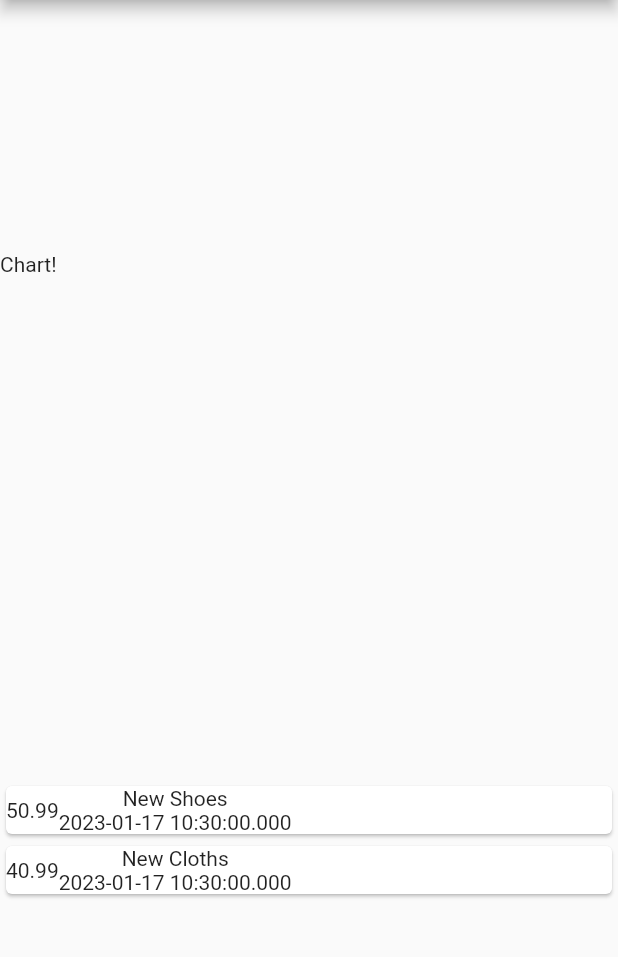
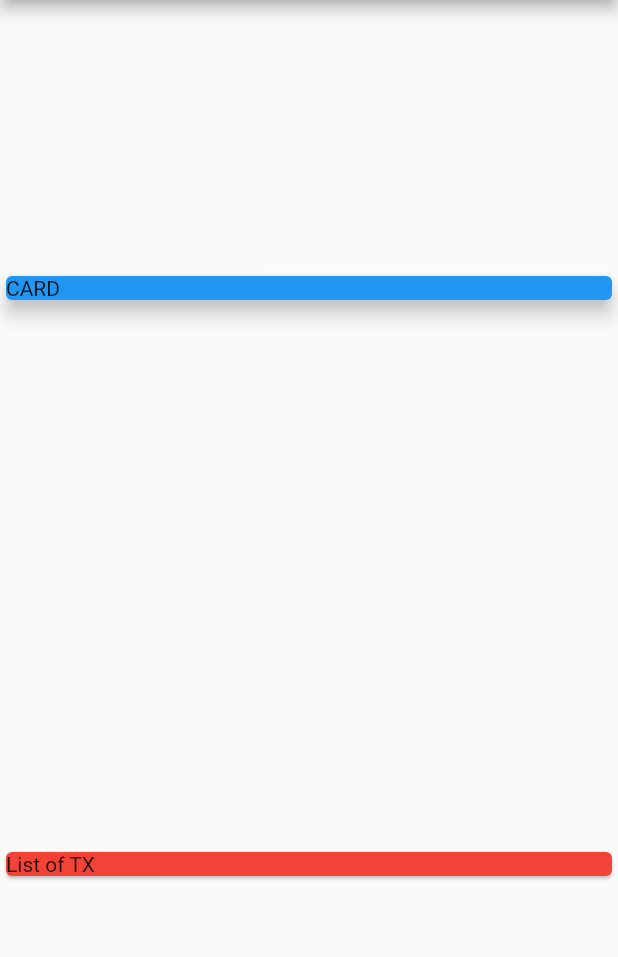
Before and after one commit to aritroo/expense_manager, a Flutter app: the screen it shows after launch, on a phone screen of 412 x 824 dp, the part 84-1041 px from its top. Run offline on Flutter 3.47's test engine with Material 2 defaults, Android fonts, the phone set to English and light mode, and no system bars.

```diff
--- a/analysis_options.yaml
+++ b/analysis_options.yaml
@@ -7,7 +7,7 @@
 
 # The following line activates a set of recommended lints for Flutter apps,
 # packages, and plugins designed to encourage good coding practices.
-include: package:flutter_lints/flutter.yaml
+#include: package:flutter_lints/flutter.yaml
 
 linter:
   # The lint rules applied to this project can be customized in the
@@ -24,6 +24,5 @@ linter:
   rules:
     # avoid_print: false  # Uncomment to disable the `avoid_print` rule
     # prefer_single_quotes: true  # Uncomment to enable the `prefer_single_quotes` rule
-
 # Additional information about this file can be found at
 # https://dart.dev/guides/language/analysis-options
--- a/lib/main.dart
+++ b/lib/main.dart
@@ -1,4 +1,3 @@
-import 'transaction.dart';
 import 'package:flutter/material.dart';
 
 void main() => runApp(MyApp());
@@ -8,19 +7,15 @@ class MyApp extends StatelessWidget {
   Widget build(BuildContext context) {
     return MaterialApp(
       debugShowCheckedModeBanner: false,
-      title: 'Expense Manager',
+      title: 'Flutter App',
       home: MyHomePage(),
     );
   }
 }
 
 class MyHomePage extends StatelessWidget {
-  final List<transaction> transactions = [
-    transaction(
-        id: 't1', amount: 50.99, title: 'New Shoes', date: DateTime.now()),
-    transaction(
-        id: 't2', amount: 40.99, title: 'New Cloths', date: DateTime.now()),
-  ];
+  const MyHomePage({super.key});
+
   @override
   Widget build(BuildContext context) {
     return Scaffold(
@@ -32,31 +27,16 @@ class MyHomePage extends StatelessWidget {
         crossAxisAlignment: CrossAxisAlignment.stretch,
         children: [
           Container(
-            width: 20,
-            child: Text("Chart!"),
+            width: double.infinity,
+            child: Card(
+              color: Colors.blue,
+              child: Text('CARD'),
+              elevation: 5,
+            ),
           ),
-          Column(
-            children: transactions.map((tx) {
-              return Card(
-                child: Row(
-                  children: [
-                    Container(
-                      child: Text(
-                        tx.amount.toString(),
-                      ),
-                    ),
-                    Column(
-                      children: [
-                        Text(tx.title),
-                        Text(
-                          tx.date.toString(),
-                        ),
-                      ],
-                    ),
-                  ],
-                ),
-              );
-            }).toList(),
+          Card(
+            color: Colors.red,
+            child: Text('List of TX'),
           ),
         ],
       ),
```
